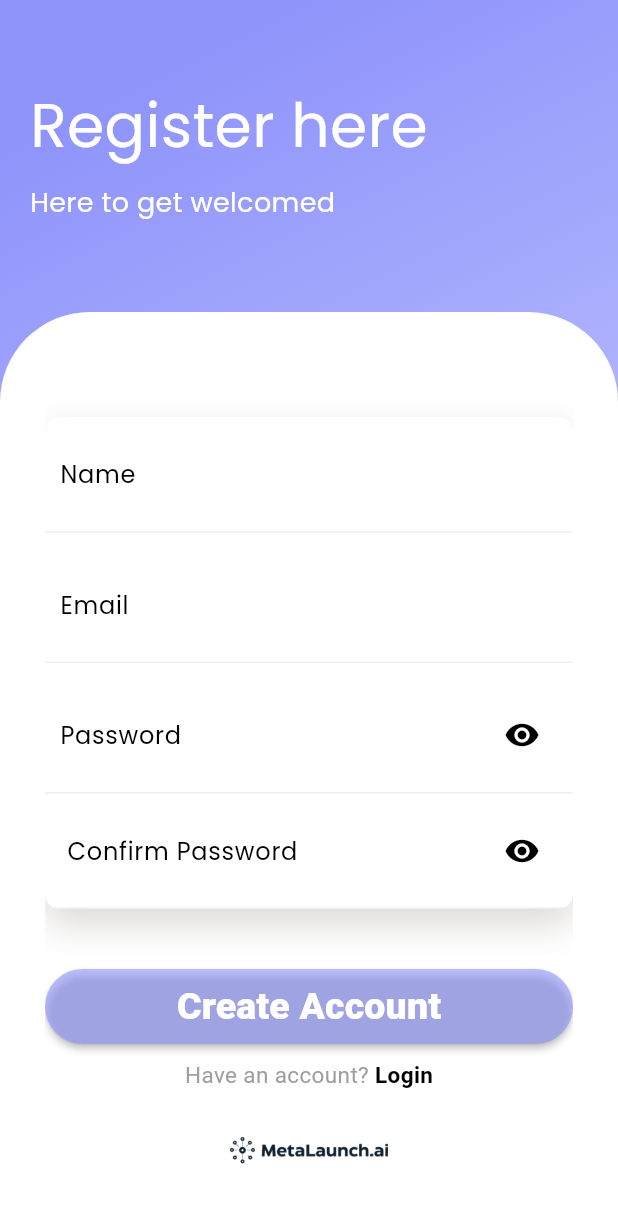
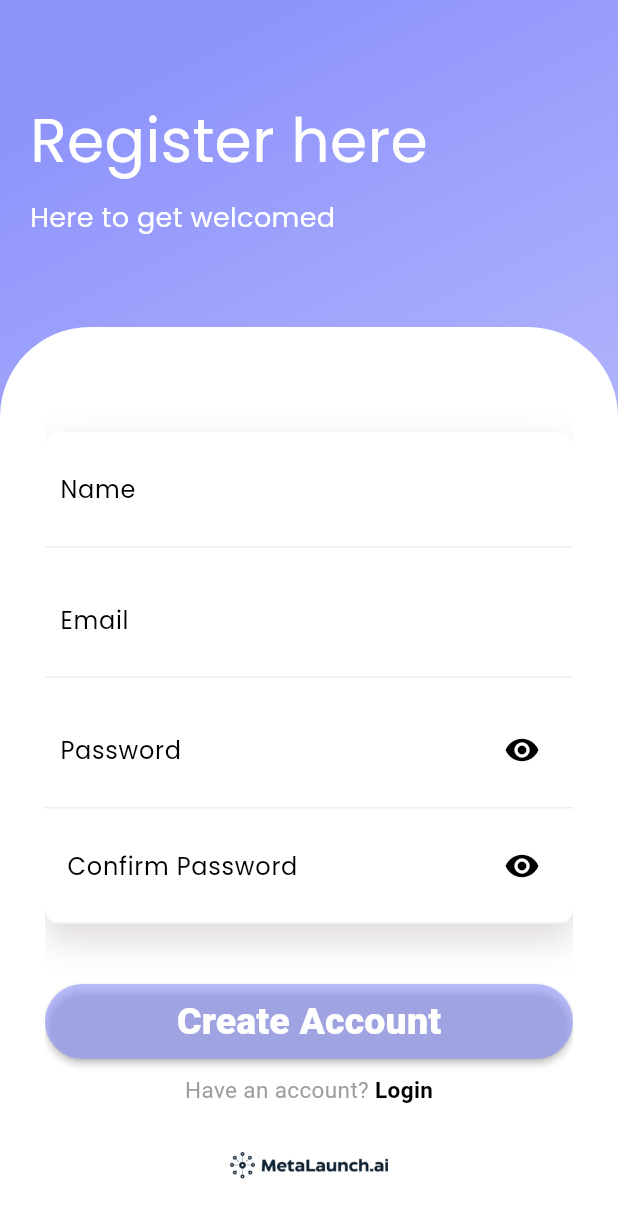
Before and after one commit to agil-mathews/justdial_clone, a Flutter app: the SignupScreen screen opened by its route, on a phone screen of 412 x 824 dp. Shown: the top 1218 px of the screen. Run offline on Flutter 3.47's test engine with Material 3 defaults, Android fonts, the phone set to English and light mode, and no system bars; our stand-ins replace animate_do.

Commit message:
fix signup height change

```diff
--- a/lib/screens/signup.dart
+++ b/lib/screens/signup.dart
@@ -30,7 +30,7 @@ class _SignupScreenState extends State<SignupScreen> {
         child: Column(
           crossAxisAlignment: CrossAxisAlignment.start,
           children: <Widget>[
-            const SizedBox(height: 35,),
+            const SizedBox(height: 45,),
             Padding(
               padding: const EdgeInsets.all(20),
               child: Column(
```
